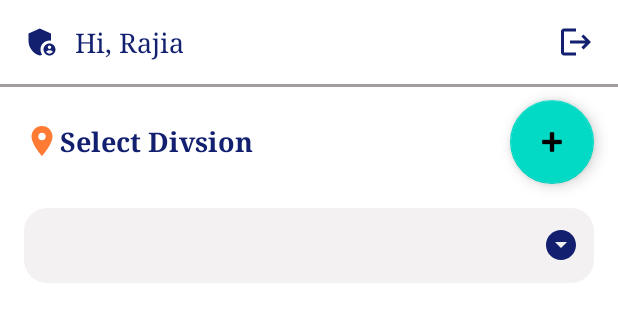
After one commit to SkNoman/Tourist-Guider-BD, an Android app: the layout fragment_admin_dashboard.xml on its own in the app's theme, with its tools: preview values and no code run, on a phone screen of 412 x 824 dp. The commit adds this screen. Shown: the top 322 px of the screen. Run offline under Robolectric (Android 15) with nearby library versions, the phone set to English and light mode, and no system bars.

Commit message:
Add admin login func

```diff
--- a/app/src/main/java/com/example/crud/ui/login_sign_up/Login.kt
+++ b/app/src/main/java/com/example/crud/ui/login_sign_up/Login.kt
@@ -38,6 +38,9 @@ class Login : BaseFragmentWithBinding<FragmentLoginBinding>
 
         auth = FirebaseAuth.getInstance()
 
+        binding.btnLoginAsAdmin.setOnClickListener{
+            findNavController().navigate(R.id.adminLogin)
+        }
 
         binding.btnLogin.setOnClickListener{
             if (CheckNetwork(requireContext()).isNetworkConnected){
--- /dev/null
+++ b/app/src/main/res/drawable/baseline_admin_panel_settings_24.xml
@@ -0,0 +1,6 @@
+<vector android:height="24dp" android:tint="@color/txtColorDarkBlue"
+    android:viewportHeight="24" android:viewportWidth="24"
+    android:width="24dp" xmlns:android="http://schemas.android.com/apk/res/android">
+    <path android:fillColor="@android:color/white" android:pathData="M17,11c0.34,0 0.67,0.04 1,0.09V6.27L10.5,3L3,6.27v4.91c0,4.54 3.2,8.79 7.5,9.82c0.55,-0.13 1.08,-0.32 1.6,-0.55C11.41,19.47 11,18.28 11,17C11,13.69 13.69,11 17,11z"/>
+    <path android:fillColor="@android:color/white" android:pathData="M17,13c-2.21,0 -4,1.79 -4,4c0,2.21 1.79,4 4,4s4,-1.79 4,-4C21,14.79 19.21,13 17,13zM17,14.38c0.62,0 1.12,0.51 1.12,1.12s-0.51,1.12 -1.12,1.12s-1.12,-0.51 -1.12,-1.12S16.38,14.38 17,14.38zM17,19.75c-0.93,0 -1.74,-0.46 -2.24,-1.17c0.05,-0.72 1.51,-1.08 2.24,-1.08s2.19,0.36 2.24,1.08C18.74,19.29 17.93,19.75 17,19.75z"/>
+</vector>
--- /dev/null
+++ b/app/src/main/res/drawable/baseline_arrow_downward_24.xml
@@ -0,0 +1,5 @@
+<vector android:height="36dp" android:tint="#1C1C1C"
+    android:viewportHeight="24" android:viewportWidth="24"
+    android:width="36dp" xmlns:android="http://schemas.android.com/apk/res/android">
+    <path android:fillColor="@android:color/white" android:pathData="M20,12l-1.41,-1.41L13,16.17V4h-2v12.17l-5.58,-5.59L4,12l8,8 8,-8z"/>
+</vector>
--- /dev/null
+++ b/app/src/main/res/drawable/baseline_arrow_drop_down_24.xml
@@ -0,0 +1,5 @@
+<vector android:height="36dp" android:tint="#1C1C1C"
+    android:viewportHeight="36" android:viewportWidth="36"
+    android:width="36dp" xmlns:android="http://schemas.android.com/apk/res/android">
+    <path android:fillColor="@android:color/white" android:pathData="M7,10l5,5 5,-5z"/>
+</vector>
--- /dev/null
+++ b/app/src/main/res/drawable/baseline_arrow_drop_down_circle_24.xml
@@ -0,0 +1,5 @@
+<vector android:height="24dp" android:tint="@color/txtColorDarkBlue"
+    android:viewportHeight="24" android:viewportWidth="24"
+    android:width="24dp" xmlns:android="http://schemas.android.com/apk/res/android">
+    <path android:fillColor="@android:color/white" android:pathData="M12,2C6.48,2 2,6.48 2,12s4.48,10 10,10 10,-4.48 10,-10S17.52,2 12,2zM12,14l-4,-4h8l-4,4z"/>
+</vector>
--- /dev/null
+++ b/app/src/main/res/layout/fragment_admin_dashboard.xml
@@ -0,0 +1,107 @@
+<?xml version="1.0" encoding="utf-8"?>
+<androidx.constraintlayout.widget.ConstraintLayout xmlns:android="http://schemas.android.com/apk/res/android"
+    xmlns:app="http://schemas.android.com/apk/res-auto"
+    xmlns:tools="http://schemas.android.com/tools"
+    android:layout_width="match_parent"
+    android:layout_height="match_parent"
+    android:background="@color/white"
+    tools:context=".admin.ui.dashboard.AdminDashboard">
+
+
+    <TextView
+        android:id="@+id/txtAdminName"
+        android:layout_width="wrap_content"
+        android:layout_height="wrap_content"
+        android:layout_marginStart="16dp"
+        android:drawableStart="@drawable/baseline_admin_panel_settings_24"
+        android:drawablePadding="@dimen/_10dp"
+        android:layout_marginTop="16dp"
+        android:fontFamily="serif"
+        android:textColor="@color/txtColorDarkBlue"
+        android:textSize="@dimen/_18sp"
+        app:layout_constraintStart_toStartOf="parent"
+        app:layout_constraintTop_toTopOf="parent"
+        tools:text="Hi, Rajia" />
+
+    <ImageView
+        android:id="@+id/btnLogout"
+        android:layout_width="wrap_content"
+        android:layout_height="wrap_content"
+        android:layout_marginTop="16dp"
+        android:layout_marginEnd="16dp"
+        android:src="@drawable/baseline_logout_24"
+        app:layout_constraintEnd_toEndOf="parent"
+        app:layout_constraintTop_toTopOf="parent"
+        app:tint="@color/txtColorDarkBlue" />
+
+    <TextView
+        android:id="@+id/textView13"
+        android:layout_width="match_parent"
+        android:layout_height="2dp"
+        android:layout_marginTop="16dp"
+        android:background="#BA847979"
+        app:layout_constraintEnd_toEndOf="parent"
+        app:layout_constraintStart_toStartOf="parent"
+        app:layout_constraintTop_toBottomOf="@+id/txtAdminName" />
+
+    <TextView
+        android:id="@+id/textView14"
+        android:layout_width="wrap_content"
+        android:layout_height="wrap_content"
+        android:layout_marginStart="16dp"
+        android:layout_marginTop="24dp"
+        android:fontFamily="serif"
+        android:text="Select Divsion"
+        android:textColor="@color/txtColorDarkBlue"
+        android:textStyle="bold"
+        android:textSize="18sp"
+        app:layout_constraintStart_toStartOf="parent"
+        app:layout_constraintTop_toBottomOf="@+id/textView13"
+        app:drawableStartCompat="@drawable/baseline_location_on_24_orrange" />
+
+    <com.google.android.material.floatingactionbutton.FloatingActionButton
+        android:id="@+id/btnAddPlace"
+        android:layout_width="wrap_content"
+        android:layout_height="wrap_content"
+        android:layout_marginEnd="16dp"
+        android:clickable="true"
+        android:src="@android:drawable/ic_input_add"
+        app:layout_constraintBottom_toBottomOf="@+id/textView14"
+        app:layout_constraintEnd_toEndOf="parent"
+        app:layout_constraintTop_toTopOf="@+id/textView14"
+        android:focusable="true" />
+
+    <TextView
+        android:id="@+id/txtFieldDropdown"
+        android:layout_width="0dp"
+        android:layout_height="@dimen/_50dp"
+        android:layout_marginStart="@dimen/dp16"
+        android:layout_marginTop="16dp"
+        android:layout_marginEnd="@dimen/dp16"
+        android:padding="@dimen/_10dp"
+        android:gravity="center_vertical"
+        android:background="@drawable/bg_input_field_dp15"
+        android:backgroundTint="@color/color_bg_input_field"
+        android:drawablePadding="@dimen/dp10"
+        android:focusable="false"
+        android:inputType="textPersonName"
+        android:textColor="@color/txtColorDarkBlue"
+        android:textColorHint="@color/LightBlue"
+        android:textSize="@dimen/sp15"
+        app:drawableEndCompat="@drawable/baseline_arrow_drop_down_circle_24"
+        app:layout_constraintEnd_toEndOf="parent"
+        app:layout_constraintHorizontal_bias="0.0"
+        app:layout_constraintStart_toStartOf="parent"
+        app:layout_constraintTop_toBottomOf="@+id/btnAddPlace"
+        tools:ignore="TextViewEdits" />
+
+    <Spinner
+        android:id="@+id/divisionListSpinner"
+        android:layout_width="0dp"
+        android:layout_height="0dp"
+        app:layout_constraintBottom_toBottomOf="@+id/txtFieldDropdown"
+        app:layout_constraintEnd_toEndOf="@+id/txtFieldDropdown"
+        app:layout_constraintStart_toStartOf="@+id/txtFieldDropdown" />
+
+
+</androidx.constraintlayout.widget.ConstraintLayout>
```
Also changed, not shown: app/src/main/java/com/example/crud/admin/model/Admin.kt (added, +16 -0 lines), app/src/main/java/com/example/crud/admin/ui/AdminLogin.kt (added, +87 -0 lines), app/src/main/java/com/example/crud/admin/ui/dashboard/AdminDashboard.kt (added, +73 -0 lines), app/src/main/res/layout/fragment_admin_login.xml (added, +166 -0 lines), app/src/main/res/layout/fragment_login.xml (+13 -0 lines), app/src/main/res/navigation/nav_graph.xml (+10 -0 lines).
